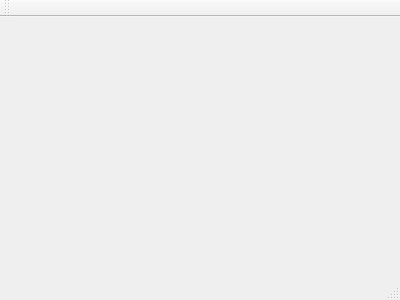
Old version of the form mainwindow.ui in the repository Ernest314/part-distributor.
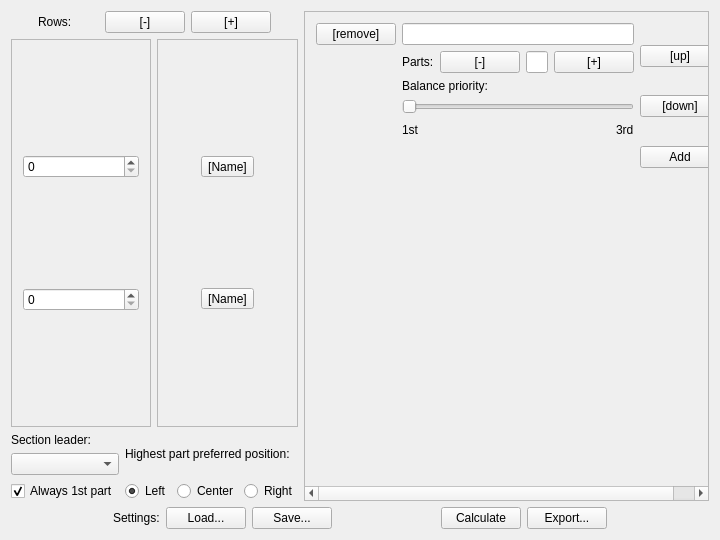
New version of the form.

Commit message:
Preliminary layout of GUI
Nothing is correctly set or named

```diff
--- a/mainwindow.ui
+++ b/mainwindow.ui
@@ -1,24 +1,491 @@
 <ui version="4.0">
  <class>MainWindow</class>
- <widget class="QMainWindow" name="MainWindow" >
-  <property name="geometry" >
+ <widget class="QMainWindow" name="MainWindow">
+  <property name="geometry">
    <rect>
     <x>0</x>
     <y>0</y>
-    <width>400</width>
-    <height>300</height>
+    <width>720</width>
+    <height>540</height>
    </rect>
   </property>
   <property name="windowTitle" >
    <string>MainWindow</string>
   </property>
-  <widget class="QMenuBar" name="menuBar" />
-  <widget class="QToolBar" name="mainToolBar" />
-  <widget class="QWidget" name="centralWidget" />
-  <widget class="QStatusBar" name="statusBar" />
+  <widget class="QWidget" name="centralWidget">
+   <layout class="QGridLayout" name="gridLayout_6">
+    <item row="0" column="0">
+     <layout class="QGridLayout" name="gridLayout_5">
+      <item row="1" column="1">
+       <layout class="QGridLayout" name="gridLayout_3">
+        <item row="1" column="0">
+         <widget class="QRadioButton" name="radioButton">
+          <property name="text">
+           <string>Left</string>
+          </property>
+          <property name="checked">
+           <bool>true</bool>
+          </property>
+         </widget>
+        </item>
+        <item row="1" column="1">
+         <widget class="QRadioButton" name="radioButton_2">
+          <property name="text">
+           <string>Center</string>
+          </property>
+         </widget>
+        </item>
+        <item row="1" column="2">
+         <widget class="QRadioButton" name="radioButton_3">
+          <property name="text">
+           <string>Right</string>
+          </property>
+         </widget>
+        </item>
+        <item row="0" column="0" colspan="3">
+         <widget class="QLabel" name="label_3">
+          <property name="text">
+           <string>Highest part preferred position:</string>
+          </property>
+         </widget>
+        </item>
+       </layout>
+      </item>
+      <item row="1" column="0">
+       <layout class="QVBoxLayout" name="verticalLayout_3">
+        <item>
+         <widget class="QLabel" name="label_2">
+          <property name="text">
+           <string>Section leader:</string>
+          </property>
+         </widget>
+        </item>
+        <item>
+         <widget class="QComboBox" name="comboBox"/>
+        </item>
+        <item>
+         <widget class="QCheckBox" name="checkBox">
+          <property name="text">
+           <string>Always 1st part</string>
+          </property>
+          <property name="checked">
+           <bool>true</bool>
+          </property>
+         </widget>
+        </item>
+       </layout>
+      </item>
+      <item row="0" column="0" colspan="2">
+       <layout class="QGridLayout" name="gridLayout">
+        <item row="1" column="1">
+         <widget class="QScrollArea" name="scrollArea">
+          <property name="widgetResizable">
+           <bool>true</bool>
+          </property>
+          <widget class="QWidget" name="scrollAreaWidgetContents">
+           <property name="geometry">
+            <rect>
+             <x>0</x>
+             <y>0</y>
+             <width>205</width>
+             <height>384</height>
+            </rect>
+           </property>
+           <layout class="QVBoxLayout" name="verticalLayout_2">
+            <item>
+             <layout class="QHBoxLayout" name="horizontalLayout_2">
+              <item>
+               <widget class="QToolButton" name="toolButton_4">
+                <property name="text">
+                 <string>[Name]</string>
+                </property>
+                <property name="iconSize">
+                 <size>
+                  <width>24</width>
+                  <height>24</height>
+                 </size>
+                </property>
+                <property name="toolButtonStyle">
+                 <enum>Qt::ToolButtonTextUnderIcon</enum>
+                </property>
+               </widget>
+              </item>
+             </layout>
+            </item>
+            <item>
+             <layout class="QHBoxLayout" name="horizontalLayout">
+              <item>
+               <widget class="QToolButton" name="toolButton_5">
+                <property name="text">
+                 <string>[Name]</string>
+                </property>
+                <property name="iconSize">
+                 <size>
+                  <width>24</width>
+                  <height>24</height>
+                 </size>
+                </property>
+                <property name="toolButtonStyle">
+                 <enum>Qt::ToolButtonTextUnderIcon</enum>
+                </property>
+               </widget>
+              </item>
+             </layout>
+            </item>
+           </layout>
+          </widget>
+         </widget>
+        </item>
+        <item row="1" column="0">
+         <widget class="QScrollArea" name="scrollArea_2">
+          <property name="widgetResizable">
+           <bool>true</bool>
+          </property>
+          <widget class="QWidget" name="scrollAreaWidgetContents_2">
+           <property name="geometry">
+            <rect>
+             <x>0</x>
+             <y>0</y>
+             <width>68</width>
+             <height>384</height>
+            </rect>
+           </property>
+           <layout class="QVBoxLayout" name="verticalLayout">
+            <item>
+             <widget class="QSpinBox" name="spinBox"/>
+            </item>
+            <item>
+             <widget class="QSpinBox" name="spinBox_2"/>
+            </item>
+           </layout>
+          </widget>
+         </widget>
+        </item>
+        <item row="0" column="0" colspan="2">
+         <layout class="QHBoxLayout" name="horizontalLayout_3">
+          <item>
+           <spacer name="horizontalSpacer">
+            <property name="orientation">
+             <enum>Qt::Horizontal</enum>
+            </property>
+            <property name="sizeHint" stdset="0">
+             <size>
+              <width>40</width>
+              <height>20</height>
+             </size>
+            </property>
+           </spacer>
+          </item>
+          <item>
+           <widget class="QLabel" name="label_7">
+            <property name="text">
+             <string>Rows:</string>
+            </property>
+           </widget>
+          </item>
+          <item>
+           <spacer name="horizontalSpacer_3">
+            <property name="orientation">
+             <enum>Qt::Horizontal</enum>
+            </property>
+            <property name="sizeHint" stdset="0">
+             <size>
+              <width>40</width>
+              <height>20</height>
+             </size>
+            </property>
+           </spacer>
+          </item>
+          <item>
+           <widget class="QPushButton" name="pushButton_2">
+            <property name="text">
+             <string>[-]</string>
+            </property>
+           </widget>
+          </item>
+          <item>
+           <widget class="QPushButton" name="pushButton">
+            <property name="text">
+             <string>[+]</string>
+            </property>
+           </widget>
+          </item>
+          <item>
+           <spacer name="horizontalSpacer_2">
+            <property name="orientation">
+             <enum>Qt::Horizontal</enum>
+            </property>
+            <property name="sizeHint" stdset="0">
+             <size>
+              <width>40</width>
+              <height>20</height>
+             </size>
+            </property>
+           </spacer>
+          </item>
+         </layout>
+        </item>
+       </layout>
+      </item>
+     </layout>
+    </item>
+    <item row="0" column="1">
+     <widget class="QScrollArea" name="scrollArea_3">
+      <property name="widgetResizable">
+       <bool>true</bool>
+      </property>
+      <widget class="QWidget" name="scrollAreaWidgetContents_3">
+       <property name="geometry">
+        <rect>
+         <x>0</x>
+         <y>0</y>
+         <width>432</width>
+         <height>477</height>
+        </rect>
+       </property>
+       <layout class="QVBoxLayout" name="verticalLayout_4">
+        <item>
+         <layout class="QGridLayout" name="gridLayout_2">
+          <item row="1" column="1">
+           <layout class="QHBoxLayout" name="horizontalLayout_4">
+            <item>
+             <widget class="QLabel" name="label_6">
+              <property name="text">
+               <string>Parts:</string>
+              </property>
+             </widget>
+            </item>
+            <item>
+             <widget class="QPushButton" name="pushButton_3">
+              <property name="text">
+               <string>[-]</string>
+              </property>
+             </widget>
+            </item>
+            <item>
+             <widget class="QLineEdit" name="lineEdit_2"/>
+            </item>
+            <item>
+             <widget class="QPushButton" name="pushButton_4">
+              <property name="text">
+               <string>[+]</string>
+              </property>
+             </widget>
+            </item>
+           </layout>
+          </item>
+          <item row="0" column="1">
+           <widget class="QLineEdit" name="lineEdit"/>
+          </item>
+          <item row="0" column="0">
+           <widget class="QPushButton" name="pushButton_7">
+            <property name="text">
+             <string>[remove]</string>
+            </property>
+           </widget>
+          </item>
+          <item row="2" column="1">
+           <layout class="QVBoxLayout" name="verticalLayout_5">
+            <item>
+             <widget class="QLabel" name="label">
+              <property name="text">
+               <string>Balance priority:</string>
+              </property>
+             </widget>
+            </item>
+            <item>
+             <widget class="QSlider" name="horizontalSlider">
+              <property name="minimum">
+               <number>1</number>
+              </property>
+              <property name="maximum">
+               <number>3</number>
+              </property>
+              <property name="orientation">
+               <enum>Qt::Horizontal</enum>
+              </property>
+             </widget>
+            </item>
+            <item>
+             <layout class="QHBoxLayout" name="horizontalLayout_5">
+              <item>
+               <widget class="QLabel" name="label_4">
+                <property name="text">
+                 <string>1st</string>
+                </property>
+               </widget>
+              </item>
+              <item>
+               <spacer name="horizontalSpacer_4">
+                <property name="orientation">
+                 <enum>Qt::Horizontal</enum>
+                </property>
+                <property name="sizeHint" stdset="0">
+                 <size>
+                  <width>40</width>
+                  <height>20</height>
+                 </size>
+                </property>
+               </spacer>
+              </item>
+              <item>
+               <widget class="QLabel" name="label_5">
+                <property name="text">
+                 <string>3rd</string>
+                </property>
+               </widget>
+              </item>
+             </layout>
+            </item>
+           </layout>
+          </item>
+          <item row="0" column="2" rowspan="3">
+           <layout class="QVBoxLayout" name="verticalLayout_8">
+            <item>
+             <widget class="QPushButton" name="pushButton_5">
+              <property name="text">
+               <string>[up]</string>
+              </property>
+             </widget>
+            </item>
+            <item>
+             <widget class="QPushButton" name="pushButton_6">
+              <property name="text">
+               <string>[down]</string>
+              </property>
+             </widget>
+            </item>
+           </layout>
+          </item>
+         </layout>
+        </item>
+        <item>
+         <layout class="QHBoxLayout" name="horizontalLayout_8">
+          <item>
+           <spacer name="horizontalSpacer_8">
+            <property name="orientation">
+             <enum>Qt::Horizontal</enum>
+            </property>
+            <property name="sizeHint" stdset="0">
+             <size>
+              <width>40</width>
+              <height>20</height>
+             </size>
+            </property>
+           </spacer>
+          </item>
+          <item>
+           <widget class="QPushButton" name="pushButton_12">
+            <property name="text">
+             <string>Add</string>
+            </property>
+           </widget>
+          </item>
+         </layout>
+        </item>
+        <item>
+         <spacer name="verticalSpacer">
+          <property name="orientation">
+           <enum>Qt::Vertical</enum>
+          </property>
+          <property name="sizeHint" stdset="0">
+           <size>
+            <width>20</width>
+            <height>40</height>
+           </size>
+          </property>
+         </spacer>
+        </item>
+       </layout>
+      </widget>
+     </widget>
+    </item>
+    <item row="1" column="0" colspan="2">
+     <layout class="QHBoxLayout" name="horizontalLayout_7">
+      <item>
+       <spacer name="horizontalSpacer_6">
+        <property name="orientation">
+         <enum>Qt::Horizontal</enum>
+        </property>
+        <property name="sizeHint" stdset="0">
+         <size>
+          <width>40</width>
+          <height>20</height>
+         </size>
+        </property>
+       </spacer>
+      </item>
+      <item>
+       <widget class="QLabel" name="label_8">
+        <property name="text">
+         <string>Settings:</string>
+        </property>
+       </widget>
+      </item>
+      <item>
+       <widget class="QPushButton" name="pushButton_11">
+        <property name="text">
+         <string>Load...</string>
+        </property>
+       </widget>
+      </item>
+      <item>
+       <widget class="QPushButton" name="pushButton_10">
+        <property name="text">
+         <string>Save...</string>
+        </property>
+       </widget>
+      </item>
+      <item>
+       <spacer name="horizontalSpacer_5">
+        <property name="orientation">
+         <enum>Qt::Horizontal</enum>
+        </property>
+        <property name="sizeHint" stdset="0">
+         <size>
+          <width>40</width>
+          <height>20</height>
+         </size>
+        </property>
+       </spacer>
+      </item>
+      <item>
+       <widget class="QPushButton" name="pushButton_8">
+        <property name="text">
+         <string>Calculate</string>
+        </property>
+       </widget>
+      </item>
+      <item>
+       <widget class="QPushButton" name="pushButton_9">
+        <property name="text">
+         <string>Export...</string>
+        </property>
+       </widget>
+      </item>
+      <item>
+       <spacer name="horizontalSpacer_7">
+        <property name="orientation">
+         <enum>Qt::Horizontal</enum>
+        </property>
+        <property name="sizeHint" stdset="0">
+         <size>
+          <width>40</width>
+          <height>20</height>
+         </size>
+        </property>
+       </spacer>
+      </item>
+     </layout>
+    </item>
+   </layout>
+   <zorder>horizontalLayoutWidget_4</zorder>
+   <zorder>scrollArea_3</zorder>
+   <zorder>horizontalLayoutWidget_6</zorder>
+   <zorder>gridLayoutWidget_4</zorder>
+  </widget>
  </widget>
- <layoutDefault spacing="6" margin="11" />
- <pixmapfunction></pixmapfunction>
+ <layoutdefault spacing="6" margin="11"/>
  <resources/>
  <connections/>
 </ui>
```
Left out of the diff: 3 changed lines with no effect on the pictures.
